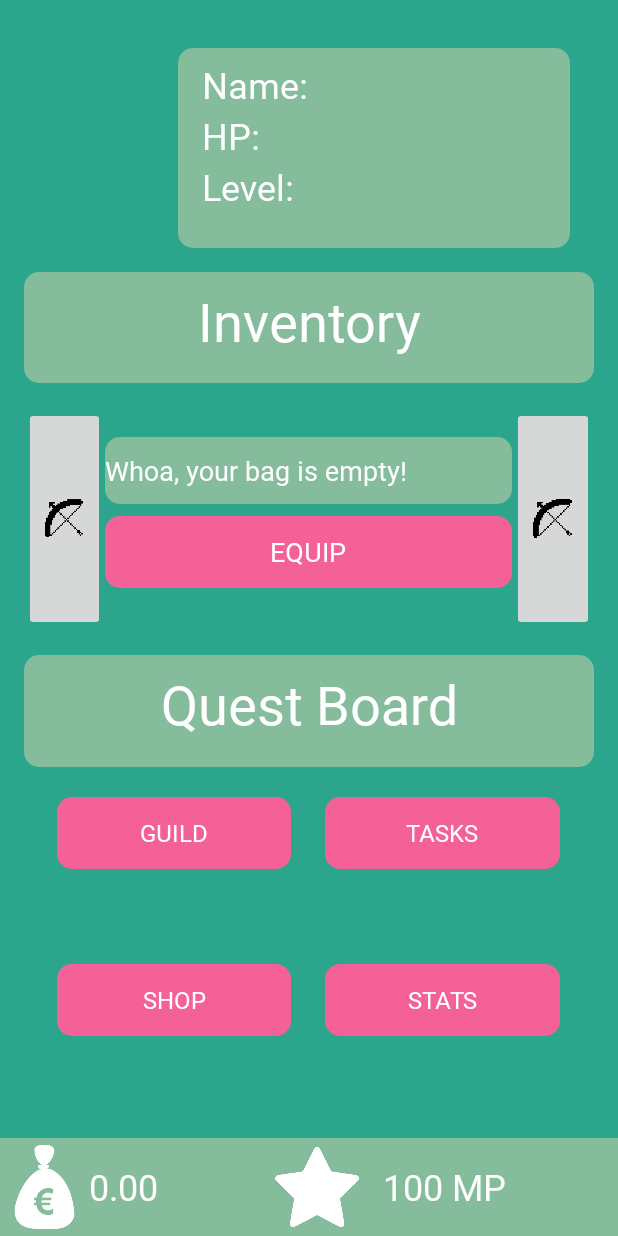
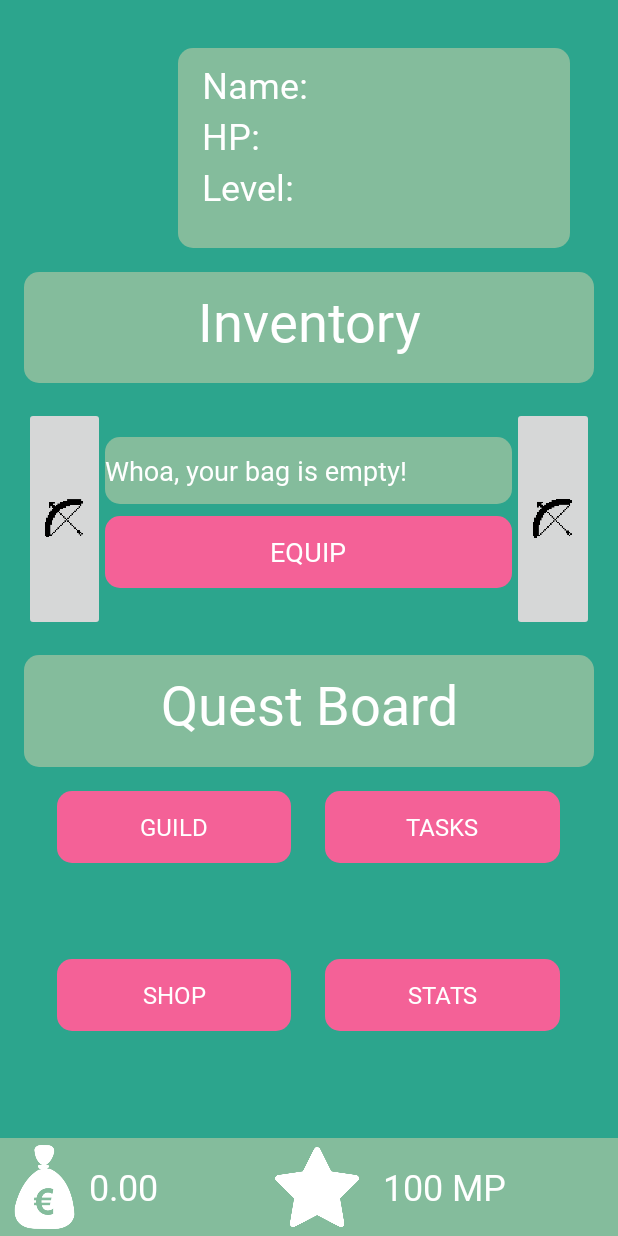
Before and after one commit to BunnyKing123/task-titans, an Android app: the GameActivity screen opened directly, with no data from a screen before it, on a phone screen of 412 x 824 dp. Run offline under Robolectric (Android 15) with nearby library versions, the phone set to English and light mode, and no system bars; our stand-ins replace Firebase (no records; nobody signed in at launch, a user with empty details on screens opened directly); 10 statements that could not run were skipped.

Commit message:
Added more comments to document the code

```diff
--- a/app/src/main/java/xyz/dolphcode/tasktitans/AppearanceActivity.java
+++ b/app/src/main/java/xyz/dolphcode/tasktitans/AppearanceActivity.java
@@ -14,6 +14,7 @@ import xyz.dolphcode.tasktitans.database.Client;
 import xyz.dolphcode.tasktitans.database.User;
 import xyz.dolphcode.tasktitans.util.Util;
 
+// The AppearanceActivity class is connected to the Appearance Activity used for customizing a player's appearance
 public class AppearanceActivity extends AppCompatActivity {
 
     // Object fields need to be fields to be accessed by Button listener
--- a/app/src/main/java/xyz/dolphcode/tasktitans/DetailsActivity.java
+++ b/app/src/main/java/xyz/dolphcode/tasktitans/DetailsActivity.java
@@ -12,6 +12,7 @@ import xyz.dolphcode.tasktitans.database.Client;
 import xyz.dolphcode.tasktitans.database.User;
 import xyz.dolphcode.tasktitans.util.Util;
 
+// The DetailsActivity class is connected to the details activity used for specifying details about a player such as class and race
 public class DetailsActivity extends AppCompatActivity {
 
     // Constants used for setting and comparison, makes things easier to read
--- a/app/src/main/java/xyz/dolphcode/tasktitans/database/DatabaseObserver.java
+++ b/app/src/main/java/xyz/dolphcode/tasktitans/database/DatabaseObserver.java
@@ -1,7 +1,8 @@
 package xyz.dolphcode.tasktitans.database;
 
+// The DatabaseObserver interface should be implemented by an activity that should be notified when the database is updated
 public interface DatabaseObserver {
 
-    public void databaseChanged();
+    public void databaseChanged(); // An implementor of this interface can perform some algorithm when the database has been modified
 
 }
--- a/app/src/main/java/xyz/dolphcode/tasktitans/database/tasks/GroupMember.java
+++ b/app/src/main/java/xyz/dolphcode/tasktitans/database/tasks/GroupMember.java
@@ -3,11 +3,13 @@ package xyz.dolphcode.tasktitans.database.tasks;
 import java.util.ArrayList;
 import java.util.Arrays;
 
+// Represents a group member of a task group
 public class GroupMember {
 
     private ArrayList<String> taskIDs;
     private String memberID;
 
+    // Protected constructors because only classes in this package need to instantiate these
     protected GroupMember(String memberID, ArrayList<String> taskIDs) {
         this.taskIDs = taskIDs;
         this.memberID = memberID;
--- a/app/src/main/java/xyz/dolphcode/tasktitans/database/tasks/Task.java
+++ b/app/src/main/java/xyz/dolphcode/tasktitans/database/tasks/Task.java
@@ -8,6 +8,7 @@ import xyz.dolphcode.tasktitans.resources.FrequencyType;
 import xyz.dolphcode.tasktitans.resources.TaskType;
 import xyz.dolphcode.tasktitans.util.Util;
 
+// Represents a Task, used for all three types of tasks
 public class Task {
 
     private String taskOwnerID;
@@ -36,7 +37,7 @@ public class Task {
     public boolean finish() {
         this.taskCount--;
         if (taskCount <= 0) {
-            if (taskType == TaskType.REPEAT_TASK) {
+            if (taskType == TaskType.REPEAT_TASK) { // If this is a repeat task we need to specify when the last time this task was finished was, depends on task type
                 Calendar calendar = Calendar.getInstance();
                 switch (freqType) {
                     case FrequencyType.MONTHS:
@@ -53,7 +54,7 @@ public class Task {
                         break;
                 }
                 Client.updateTask(this);
-            } else {
+            } else { // Otherwise just complete and remove the task
                 Client.removeTask(this);
             }
             return true;
--- a/app/src/main/java/xyz/dolphcode/tasktitans/resources/Abilities.java
+++ b/app/src/main/java/xyz/dolphcode/tasktitans/resources/Abilities.java
@@ -2,10 +2,12 @@ package xyz.dolphcode.tasktitans.resources;
 
 import java.util.HashMap;
 
+// Contains a hashmap of all the abilities a user can have
 public final class Abilities {
 
     private Abilities() {}
 
+    // I used a hashmap because I want to be able to identify the abilities by name
     public static HashMap<String, String> ABILITIES = new HashMap<String, String>();
 
     static {
--- a/app/src/main/java/xyz/dolphcode/tasktitans/resources/TaskType.java
+++ b/app/src/main/java/xyz/dolphcode/tasktitans/resources/TaskType.java
@@ -2,8 +2,9 @@ package xyz.dolphcode.tasktitans.resources;
 
 public final class TaskType {
 
-    private TaskType() {}
+    private TaskType() {} // Private constructor because this class should not be instantiated
 
+    // Task type determines how a task object will be used and interpreted
     public static final int TASK = 0;
     public static final int REPEAT_TASK = 1;
     public static final int GROUP_TASK = 2;
--- a/app/src/main/java/xyz/dolphcode/tasktitans/resources/item/Item.java
+++ b/app/src/main/java/xyz/dolphcode/tasktitans/resources/item/Item.java
@@ -2,6 +2,7 @@ package xyz.dolphcode.tasktitans.resources.item;
 
 import java.util.HashMap;
 
+// The item class represents a possible item
 public class Item {
 
     public static final int EQUIPMENT = 0;
@@ -72,7 +73,7 @@ public class Item {
     public int getItemCost() { return this.shopCost; }
 
     public enum Bonus {
-        ATTACK, DEFENSE, MANA, MONEY
+        ATTACK, DEFENSE, MANA, MONEY // Items can boost attack damage, defense, mana gain and money gain
     }
 
 }
--- a/app/src/main/java/xyz/dolphcode/tasktitans/resources/item/Items.java
+++ b/app/src/main/java/xyz/dolphcode/tasktitans/resources/item/Items.java
@@ -2,6 +2,7 @@ package xyz.dolphcode.tasktitans.resources.item;
 
 import java.util.HashMap;
 
+// Contains all of the items and a hashmap of each item so that the items can be identified by name
 public final class Items {
 
     private Items() {}
@@ -33,6 +34,7 @@ public final class Items {
             .isPetItem().cost(500)
             .addBonus(Item.Bonus.MONEY, 20);
 
+    // Static initializer populates the hashmap with each of the items
     static {
         ITEMS.put(FANCY_HAT.getItemName(), FANCY_HAT);
         ITEMS.put(THICK_HELMET.getItemName(), THICK_HELMET);
--- a/app/src/main/java/xyz/dolphcode/tasktitans/util/DateTimeActivity.java
+++ b/app/src/main/java/xyz/dolphcode/tasktitans/util/DateTimeActivity.java
@@ -8,6 +8,7 @@ import androidx.fragment.app.DialogFragment;
 
 // The Date Time Activity class is extended by activities that use the time picker
 // The Date Time Activity class is how date and time pickers will send data to the activity that opened them
+// The Date Time Activity class also has logic to update the time and date textview
 public abstract class DateTimeActivity extends AppCompatActivity {
 
     protected TextView time;
@@ -18,11 +19,11 @@ public abstract class DateTimeActivity extends AppCompatActivity {
     public abstract void sendDate(int day, int month, int year);
     public abstract void sendTime(int hour, int min);
 
-    public void showTimePicker(View view) {
+    public void showTimePicker(View view) { // Show the selected time on a text view
         timePicker.show(getSupportFragmentManager(), "taskTimePicker");
     }
 
-    public void showDatePicker(View view) {
+    public void showDatePicker(View view) { // Show the selected date on a text view
         datePicker.show(getSupportFragmentManager(), "taskDatePicker");
     }
 
--- a/app/src/main/java/xyz/dolphcode/tasktitans/util/OneScrollableAreaActivity.java
+++ b/app/src/main/java/xyz/dolphcode/tasktitans/util/OneScrollableAreaActivity.java
@@ -6,38 +6,44 @@ import androidx.appcompat.app.AppCompatActivity;
 
 import java.util.ArrayList;
 
+// The One Scrollable Area Activity handles screens that have an text area whose contents change when a left or right button is pressed
+// An example is the inventory in the game screen
 public abstract class OneScrollableAreaActivity extends AppCompatActivity {
 
-    protected int selection = 0;
-    protected ArrayList<String> iterable;
-    protected TextView displayText;
-    protected String defaultText;
+    protected int selection = 0; // Represents the selection in the list of all possible selections
+    protected ArrayList<String> iterable; // Represents the list of text to be selected from and displayed
+    protected TextView displayText; // Represents where the selection will be displayed
+    protected String defaultText; // Represents what is displayed when the contents of iterable are empty
 
+    // Goes back a selection
     protected void selectionLeft() {
         selection--;
         checkSelection();
     }
 
+    // Moves up a selection
     protected void selectionRight() {
         selection++;
         checkSelection();
     }
 
+    // Makes sure the selection number is not out of bounds
     protected void checkSelection() {
         int iterableSize = iterable.size();
-        if (selection > iterableSize - 1)
+        if (selection > iterableSize - 1) // Check if the selection is greater than the maximum index
             selection = iterableSize - 1;
 
-        if (selection < 0)
+        if (selection < 0) // Check if the selection is less than 0
             selection = 0;
 
-        displayText();
+        displayText(); // Update the text view
     }
 
+    // Updates the textview that the selection is displayed on
     protected void displayText() {
-        if (iterable.size() == 0) {
+        if (iterable.size() == 0) { // If iterable is empty we display the default text
             displayText.setText(defaultText);
-        } else {
+        } else { // Otherwise display the selection
             displayText.setText(iterable.get(selection));
         }
     }
--- a/app/src/main/res/layout/activity_game.xml
+++ b/app/src/main/res/layout/activity_game.xml
@@ -202,7 +202,7 @@
             android:layout_width="match_parent"
             android:layout_height="10dp"
             android:layout_weight="1"
-            android:gravity="center">
+            android:gravity="top|center_vertical">
 
             <View
                 android:id="@+id/space_18"
@@ -214,7 +214,6 @@
                 android:id="@+id/guildNavBtn"
                 android:layout_width="111dp"
                 android:layout_height="wrap_content"
-                android:layout_marginBottom="28dp"
                 android:layout_weight="2"
                 android:background="@drawable/round_corners"
                 android:backgroundTint="@color/colorAccent"
@@ -236,7 +235,6 @@
                 android:id="@+id/taskNavBtn"
                 android:layout_width="111dp"
                 android:layout_height="wrap_content"
-                android:layout_marginBottom="28dp"
                 android:layout_weight="2"
                 android:background="@drawable/round_corners"
                 android:backgroundTint="@color/colorAccent"
@@ -260,7 +258,7 @@
             android:layout_width="match_parent"
             android:layout_height="0dp"
             android:layout_weight="1"
-            android:gravity="center">
+            android:gravity="top|center_vertical">
 
             <View
                 android:id="@+id/space_21"
@@ -272,7 +270,6 @@
                 android:id="@+id/shopNavBtn"
                 android:layout_width="111dp"
                 android:layout_height="wrap_content"
-                android:layout_marginBottom="28dp"
                 android:layout_weight="2"
                 android:background="@drawable/round_corners"
                 android:backgroundTint="@color/colorAccent"
@@ -294,7 +291,6 @@
                 android:id="@+id/statsNavBtn"
                 android:layout_width="111dp"
                 android:layout_height="wrap_content"
-                android:layout_marginBottom="28dp"
                 android:layout_weight="2"
                 android:background="@drawable/round_corners"
                 android:backgroundTint="@color/colorAccent"
```
Also changed, not shown: app/src/main/java/xyz/dolphcode/tasktitans/FrequencyPickerActivity.java (+19 -8 lines), app/src/main/java/xyz/dolphcode/tasktitans/GameActivity.java (+27 -7 lines), app/src/main/java/xyz/dolphcode/tasktitans/database/tasks/TaskGroup.java (+7 -0 lines), app/src/main/java/xyz/dolphcode/tasktitans/resources/FrequencyType.java (+9 -5 lines), app/src/main/res/layout/activity_stats.xml (+11 -7 lines).
